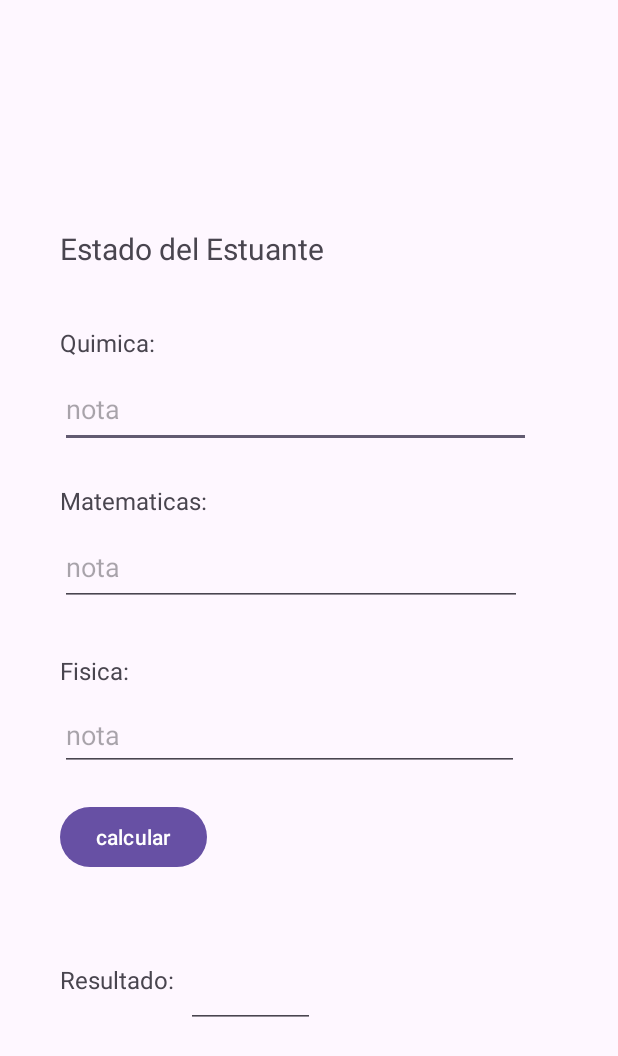
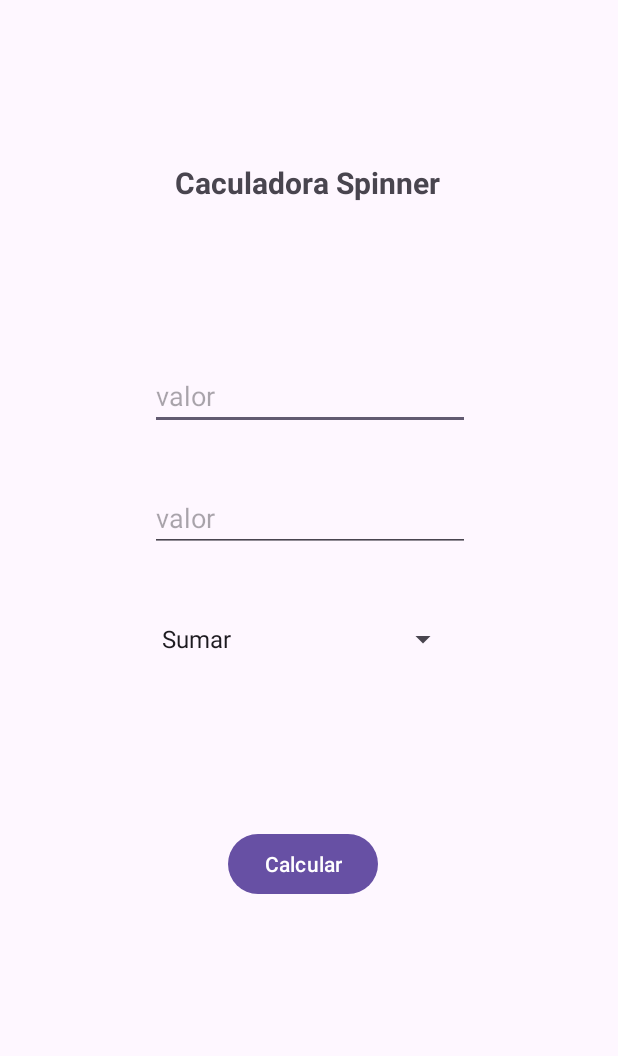
Before and after one commit to jotaalvarezz/androidStudio_apps, an Android app: the screen it shows after launch (MainActivity), on a phone screen of 412 x 824 dp. Shown: the top 1056 px of the screen. Run offline under Robolectric (Android 15) with nearby library versions, the phone set to English and light mode, and no system bars.

Commit message:
spinner finish

```diff
--- a/app/src/main/java/com/example/myapplication/MainActivity.java
+++ b/app/src/main/java/com/example/myapplication/MainActivity.java
@@ -2,8 +2,11 @@ package com.example.myapplication;
 
 import android.os.Bundle;
 import android.view.View;
+import android.widget.ArrayAdapter;
 import android.widget.EditText;
+import android.widget.Spinner;
 import android.widget.TextView;
+import android.widget.Toast;
 
 import androidx.activity.EdgeToEdge;
 import androidx.appcompat.app.AppCompatActivity;
@@ -12,24 +15,28 @@ import androidx.core.view.ViewCompat;
 import androidx.core.view.WindowInsetsCompat;
 
 import java.math.BigDecimal;
+import java.sql.Array;
 
 public class MainActivity extends AppCompatActivity {
-    private EditText edt1;
-    private EditText edt2;
-    private EditText edt3;
-    private EditText edt4;
-    private TextView tw1;
+    private EditText et1;
+    private EditText et2;
+    private Spinner spinner;
+    private TextView tw_res;
 
     @Override
     protected void onCreate(Bundle savedInstanceState) {
         super.onCreate(savedInstanceState);
         EdgeToEdge.enable(this);
         setContentView(R.layout.activity_main);
-        edt1 = (EditText) findViewById(R.id.text_value1);
-        edt2 = (EditText) findViewById(R.id.text_value2);
-        edt3 = (EditText) findViewById(R.id.text_value3);
-        edt4 = (EditText) findViewById(R.id.editTextText);
-        tw1 = (TextView) findViewById(R.id.textView6);
+        et1 = (EditText)findViewById(R.id.input_num1);
+        et2 = (EditText)findViewById(R.id.input_num2);
+        tw_res = (TextView)findViewById(R.id.txt_res);
+        spinner = (Spinner)findViewById(R.id.spinner);
+
+        String options[] = {"Sumar","Restar","Multiplicar","Dividir"};
+        ArrayAdapter <String> adapter = new ArrayAdapter<>(this, android.R.layout.simple_spinner_item, options);
+        spinner.setAdapter(adapter);
+
         ViewCompat.setOnApplyWindowInsetsListener(findViewById(R.id.main), (v, insets) -> {
             Insets systemBars = insets.getInsets(WindowInsetsCompat.Type.systemBars());
             v.setPadding(systemBars.left, systemBars.top, systemBars.right, systemBars.bottom);
@@ -38,27 +45,38 @@ public class MainActivity extends AppCompatActivity {
     }
 
     public void calculate(View view){
-        String value1 = edt1.getText().toString();
-        String value2 = edt2.getText().toString();
-        String value3 = edt3.getText().toString();
+        String num1 = et1.getText().toString();
+        String num2 = et2.getText().toString();
+        String selection = spinner.getSelectedItem().toString();
 
-        float prom = 0;
-
-        float note1 = Float.parseFloat(value1);
-        float note2 = Float.parseFloat(value2);
-        float note3 = Float.parseFloat(value3);
-
-        prom = (note1 + note2 + note3) / 3;
-
-        String res = "";
-        String promedio = String.valueOf(prom);
-        if(prom >= 6){
-            res = String.valueOf("aprobado");
-        }else if(prom < 6){
-            res = String.valueOf("reprobado");
+        if(num1 == null || num1.isEmpty() || num2 == null || num2.isEmpty()){
+            Toast.makeText(this, "¡Campo vacio!", Toast.LENGTH_SHORT).show();
+            return;
         }
 
-        tw1.setText(res);
-        edt4.setText(promedio);
+        float res = 0;
+
+        switch (selection){
+            case "Sumar":
+                res = Float.parseFloat(num1) + Float.parseFloat(num2);
+                tw_res.setText(String.valueOf(res));
+                break;
+            case "Restar":
+                res = Float.parseFloat(num1) - Float.parseFloat(num2);
+                tw_res.setText(String.valueOf(res));
+                break;
+            case "Multiplicar":
+                res = Float.parseFloat(num1) * Float.parseFloat(num2);
+                tw_res.setText(String.valueOf(res));
+                break;
+            case "Dividir":
+                if(Float.parseFloat(num2) != 0){
+                    res = Float.parseFloat(num1) / Float.parseFloat(num2);
+                    tw_res.setText(String.valueOf(res));
+                }else{
+                    Toast.makeText(this, "Valor 2 no valido ", Toast.LENGTH_SHORT).show();
+                }
+                break;
+        }
     }
 }
--- a/app/src/main/res/layout/activity_main.xml
+++ b/app/src/main/res/layout/activity_main.xml
@@ -9,123 +9,67 @@
 
     <TextView
         android:id="@+id/textView"
-        android:layout_width="wrap_content"
-        android:layout_height="wrap_content"
-        android:layout_marginStart="40dp"
-        android:layout_marginTop="152dp"
-        android:text="@string/text_status"
+        android:layout_width="186dp"
+        android:layout_height="33dp"
+        android:layout_marginStart="112dp"
+        android:layout_marginTop="108dp"
+        android:text="@string/txt_title"
+        android:textAlignment="center"
         android:textSize="20sp"
+        android:textStyle="bold"
         app:layout_constraintStart_toStartOf="parent"
         app:layout_constraintTop_toTopOf="parent" />
 
-    <TextView
-        android:id="@+id/textView2"
+    <EditText
+        android:id="@+id/input_num1"
         android:layout_width="wrap_content"
         android:layout_height="wrap_content"
-        android:layout_marginStart="40dp"
-        android:layout_marginTop="16dp"
-        android:text="@string/text_quimica"
-        android:textSize="16sp"
+        android:layout_marginStart="100dp"
+        android:layout_marginTop="100dp"
+        android:ems="10"
+        android:hint="@string/txt_hint"
+        android:inputType="numberDecimal"
         app:layout_constraintStart_toStartOf="parent"
-        app:layout_constraintTop_toBottomOf="@+id/textView6" />
+        app:layout_constraintTop_toBottomOf="@+id/textView" />
 
     <EditText
-        android:id="@+id/text_value1"
-        android:layout_width="314dp"
-        android:layout_height="51dp"
-        android:layout_marginStart="40dp"
-        android:layout_marginTop="8dp"
+        android:id="@+id/input_num2"
+        android:layout_width="wrap_content"
+        android:layout_height="wrap_content"
+        android:layout_marginStart="100dp"
+        android:layout_marginTop="36dp"
         android:ems="10"
-        android:hint="@string/text_hint"
+        android:hint="@string/txt_hint"
         android:inputType="numberDecimal"
         app:layout_constraintStart_toStartOf="parent"
-        app:layout_constraintTop_toBottomOf="@+id/textView2" />
-
-    <EditText
-        android:id="@+id/text_value2"
-        android:layout_width="308dp"
-        android:layout_height="51dp"
-        android:layout_marginStart="40dp"
-        android:layout_marginTop="8dp"
-        android:ems="10"
-        android:hint="@string/text_hint"
-        android:inputType="numberDecimal"
-        app:layout_constraintStart_toStartOf="parent"
-        app:layout_constraintTop_toBottomOf="@+id/textView3" />
-
-    <EditText
-        android:id="@+id/text_value3"
-        android:layout_width="306dp"
-        android:layout_height="48dp"
-        android:layout_marginStart="40dp"
-        android:layout_marginTop="8dp"
-        android:ems="10"
-        android:hint="@string/text_hint"
-        android:inputType="numberDecimal"
-        app:layout_constraintStart_toStartOf="parent"
-        app:layout_constraintTop_toBottomOf="@+id/textView4" />
-
-    <TextView
-        android:id="@+id/textView3"
-        android:layout_width="wrap_content"
-        android:layout_height="wrap_content"
-        android:layout_marginStart="40dp"
-        android:layout_marginTop="24dp"
-        android:text="@string/text_matematicas"
-        android:textSize="16sp"
-        app:layout_constraintStart_toStartOf="parent"
-        app:layout_constraintTop_toBottomOf="@+id/text_value1" />
-
-    <TextView
-        android:id="@+id/textView4"
-        android:layout_width="wrap_content"
-        android:layout_height="wrap_content"
-        android:layout_marginStart="40dp"
-        android:layout_marginTop="32dp"
-        android:text="@string/text_fisica"
-        android:textSize="16sp"
-        app:layout_constraintStart_toStartOf="parent"
-        app:layout_constraintTop_toBottomOf="@+id/text_value2" />
+        app:layout_constraintTop_toBottomOf="@+id/input_num1" />
 
     <Button
         android:id="@+id/button"
         android:layout_width="wrap_content"
         android:layout_height="wrap_content"
-        android:layout_marginStart="40dp"
-        android:layout_marginTop="20dp"
+        android:layout_marginStart="152dp"
+        android:layout_marginTop="104dp"
         android:onClick="calculate"
         android:text="@string/btn"
         app:layout_constraintStart_toStartOf="parent"
-        app:layout_constraintTop_toBottomOf="@+id/text_value3" />
+        app:layout_constraintTop_toBottomOf="@+id/spinner" />
+
+    <Spinner
+        android:id="@+id/spinner"
+        android:layout_width="206dp"
+        android:layout_height="44dp"
+        android:layout_marginStart="100dp"
+        android:layout_marginTop="36dp"
+        app:layout_constraintStart_toStartOf="parent"
+        app:layout_constraintTop_toBottomOf="@+id/input_num2" />
 
     <TextView
-        android:id="@+id/textView5"
+        android:id="@+id/txt_res"
         android:layout_width="wrap_content"
         android:layout_height="wrap_content"
-        android:layout_marginStart="40dp"
-        android:layout_marginTop="60dp"
-        android:text="@string/text_res"
-        android:textSize="16sp"
+        android:layout_marginStart="204dp"
+        android:layout_marginTop="68dp"
         app:layout_constraintStart_toStartOf="parent"
         app:layout_constraintTop_toBottomOf="@+id/button" />
-
-    <EditText
-        android:id="@+id/editTextText"
-        android:layout_width="86dp"
-        android:layout_height="43dp"
-        android:layout_marginStart="8dp"
-        android:layout_marginTop="60dp"
-        android:ems="10"
-        android:inputType="text"
-        app:layout_constraintStart_toEndOf="@+id/textView5"
-        app:layout_constraintTop_toBottomOf="@+id/button" />
-
-    <TextView
-        android:id="@+id/textView6"
-        android:layout_width="112dp"
-        android:layout_height="22dp"
-        android:layout_marginStart="40dp"
-        android:textStyle="bold"
-        app:layout_constraintStart_toStartOf="parent"
-        app:layout_constraintTop_toBottomOf="@+id/textView" />
 </androidx.constraintlayout.widget.ConstraintLayout>
--- a/app/src/main/res/values/strings.xml
+++ b/app/src/main/res/values/strings.xml
@@ -1,11 +1,6 @@
 <resources>
     <string name="app_name">My Application</string>
-    <string name="text_status">Estado del Estuante</string>
-    <string name="text_state"></string>
-    <string name="text_quimica">Quimica:</string>
-    <string name="text_matematicas">Matematicas:</string>
-    <string name="text_fisica">Fisica:</string>
-    <string name="text_res">Resultado:</string>
-    <string name="text_hint">nota</string>
-    <string name="btn">calcular</string>
+    <string name="txt_title">Caculadora Spinner</string>
+    <string name="txt_hint">valor</string>
+    <string name="btn">Calcular</string>
 </resources>
```
